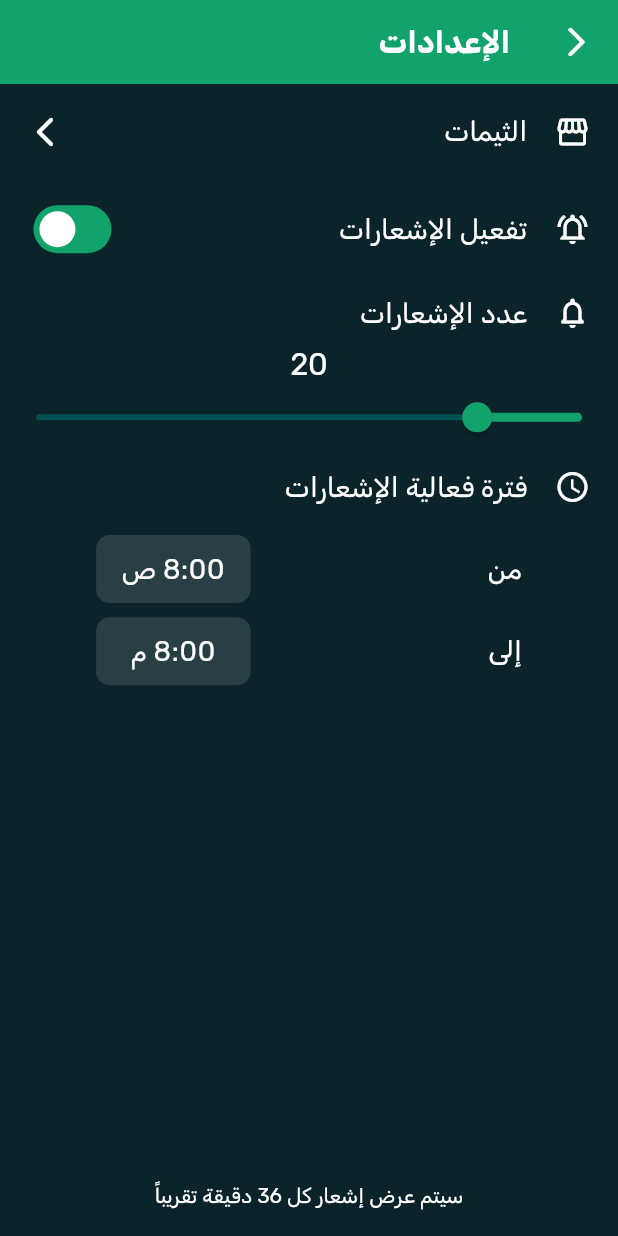
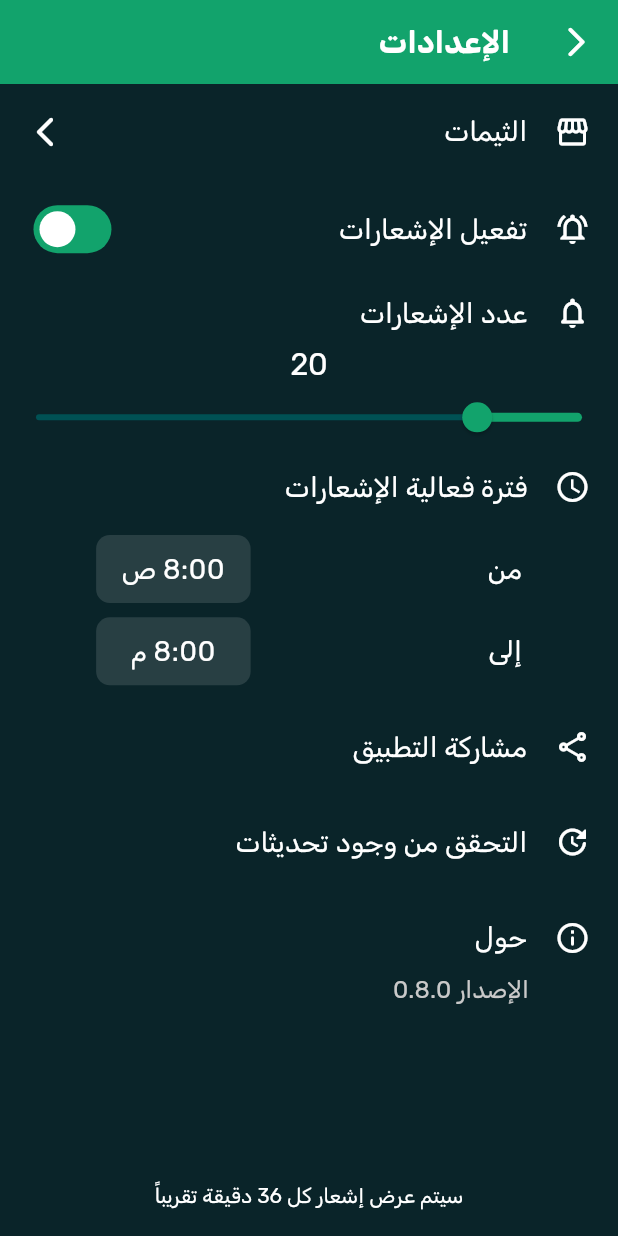
Before and after one commit to Kawarem/tadaruk.kawarem, a Flutter app: the screen it shows after launch, after a tap on the "settings" icon, on a phone screen of 412 x 824 dp. Run offline on Flutter 3.47's test engine with Material 3 defaults, Android fonts, the phone set to English and light mode, and no system bars; our stand-ins replace bloc, equatable, flutter_bloc, flutter_screenutil, flutter_svg, get and 4 more; missing offline and left inert: marqueer; accounts and stored records are empty; statements that could not run were skipped.

Commit message:
Update SettingsScreen

```diff
--- a/lib/constants/data.dart
+++ b/lib/constants/data.dart
@@ -1,3 +1,5 @@
+const String TELEGRAM_CHANNEL_LINK = 'https://t.me/+VjY01iPi_3BlMTI0';
+const String VERSION = '0.8.0';
 List<String> quranSurahNames = [
   'الفاتحة',
   'البقرة',
--- a/lib/modules/home_screen/home_screen.dart
+++ b/lib/modules/home_screen/home_screen.dart
@@ -35,7 +35,7 @@ class HomeScreen extends StatelessWidget {
               actions: [
                 IconButton(
                     onPressed: () {
-                      Get.to(() => const SettingsScreen(),
+                      Get.to(() => SettingsScreen(),
                           transition: Transition.leftToRightWithFade);
                     },
                     icon: const Icon(Icons.settings))
--- a/lib/modules/settings_screen/settings_screen.dart
+++ b/lib/modules/settings_screen/settings_screen.dart
@@ -2,11 +2,16 @@ import 'package:flutter/material.dart';
 import 'package:flutter_bloc/flutter_bloc.dart' as bloc;
 import 'package:flutter_screenutil/flutter_screenutil.dart';
 import 'package:get/get.dart';
+import 'package:share_plus/share_plus.dart';
+import 'package:tadarok/constants/data.dart';
 import 'package:tadarok/modules/themes_screen/themes_screen.dart';
 import 'package:tadarok/state_management/app_bloc/app_bloc.dart';
+import 'package:url_launcher/url_launcher.dart';
 
 class SettingsScreen extends StatelessWidget {
-  const SettingsScreen({super.key});
+  SettingsScreen({super.key});
+
+  final Uri _url = Uri.parse(TELEGRAM_CHANNEL_LINK);
 
   @override
   Widget build(BuildContext context) {
@@ -269,6 +274,81 @@ class SettingsScreen extends StatelessWidget {
                           ],
                         ),
                       ),
+                      InkWell(
+                        onTap: () async {
+                          await Share.share(TELEGRAM_CHANNEL_LINK);
+                        },
+                        child: Container(
+                          padding: const EdgeInsets.all(16).r,
+                          child: Row(
+                            children: [
+                              const Icon(Icons.share_outlined),
+                              SizedBox(
+                                width: 16.w,
+                              ),
+                              Text(
+                                'مشاركة التطبيق',
+                                style: Theme.of(context).textTheme.bodyLarge,
+                              ),
+                            ],
+                          ),
+                        ),
+                      ),
+                      InkWell(
+                        onTap: () async {
+                          // if (await canLaunchUrl(_url)) {
+                          await launchUrl(_url);
+                          // }
+                        },
+                        child: Container(
+                          padding: const EdgeInsets.all(16).r,
+                          child: Row(
+                            children: [
+                              const Icon(Icons.update_rounded),
+                              SizedBox(
+                                width: 16.w,
+                              ),
+                              Text(
+                                'التحقق من وجود تحديثات',
+                                style: Theme.of(context).textTheme.bodyLarge,
+                              ),
+                            ],
+                          ),
+                        ),
+                      ),
+                      Container(
+                        padding: const EdgeInsets.all(16).r,
+                        child: Column(
+                          children: [
+                            Row(
+                              children: [
+                                const Icon(Icons.info_outline_rounded),
+                                SizedBox(
+                                  width: 16.w,
+                                ),
+                                Text(
+                                  'حول',
+                                  style: Theme.of(context).textTheme.bodyLarge,
+                                ),
+                              ],
+                            ),
+                            SizedBox(
+                              height: 8.h,
+                            ),
+                            Row(
+                              children: [
+                                SizedBox(
+                                  width: 36.w,
+                                ),
+                                Text(
+                                  'الإصدار $VERSION',
+                                  style: Theme.of(context).textTheme.bodyMedium,
+                                ),
+                              ],
+                            ),
+                          ],
+                        ),
+                      ),
                     ],
                   ),
                   Padding(
--- a/lib/theme/app_theme.dart
+++ b/lib/theme/app_theme.dart
@@ -25,7 +25,7 @@ final appThemeData = {
         iconTheme: IconThemeData(color: theme0.textColor),
         // systemOverlayStyle: SystemUiOverlayStyle(
         //   statusBarBrightness: Brightness.light,
-        // systemNavigationBarColor: greenDark.appBarColor,
+        // systemNavigationBarColor: theme0.backgroundColor,
         // systemNavigationBarIconBrightness: Brightness.light,
         //   //statusBarColor: greenDark.appBarColor
         // )
@@ -43,7 +43,9 @@ final appThemeData = {
         bodyLarge: TextStyle(
             color: Colors.white, fontSize: 16.sp, fontFamily: 'Rubik'),
         bodyMedium: TextStyle(
-            color: const Color(0xffC9C9C9), fontSize: 14.sp, fontFamily: 'Rubik'),
+            color: const Color(0xffC9C9C9),
+            fontSize: 14.sp,
+            fontFamily: 'Rubik'),
         displayLarge: TextStyle(
             color: Colors.white, fontSize: 18.sp, fontFamily: 'Rubik'),
         displayMedium: TextStyle(
```
Also changed, not shown: pubspec.yaml (+4 -3 lines), pubspec.lock, 6 other files.
